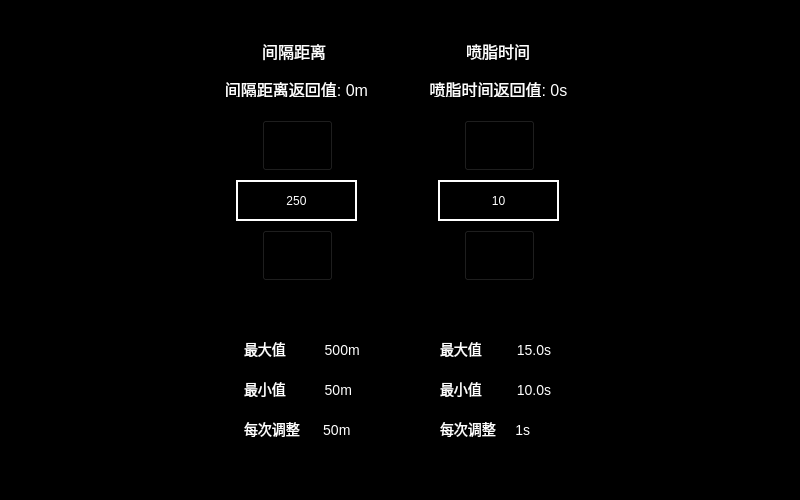
Old version of the form settng_lubrication.ui in the repository isliulin/Plan85HMI.
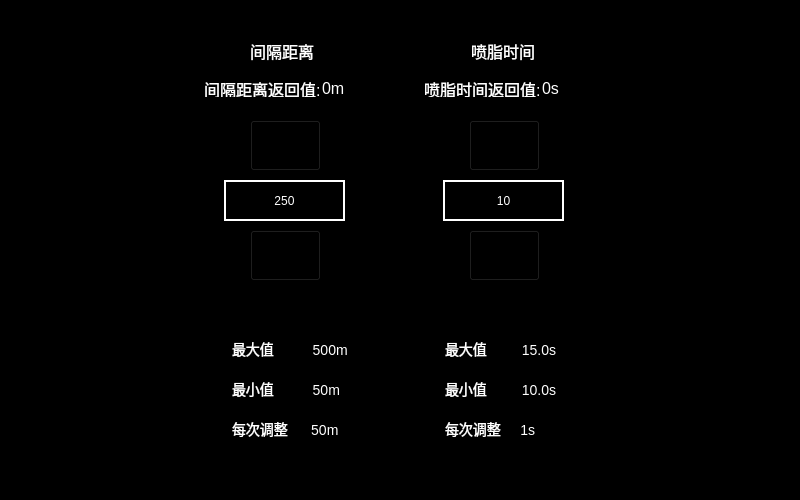
New version of the form. Icons and pictures are not drawn.

The edit to the form file:
```diff
--- a/settng_lubrication.ui
+++ b/settng_lubrication.ui
@@ -23,7 +23,7 @@
   <widget class="QLabel" name="LBL_Tips1">
    <property name="geometry">
     <rect>
-     <x>262</x>
+     <x>250</x>
      <y>40</y>
      <width>71</width>
      <height>21</height>
@@ -40,7 +40,7 @@
   <widget class="QLabel" name="LBL_Tips2">
    <property name="geometry">
     <rect>
-     <x>466</x>
+     <x>471</x>
      <y>40</y>
      <width>71</width>
      <height>21</height>
@@ -54,12 +54,12 @@
     <string>喷脂时间</string>
    </property>
   </widget>
-  <widget class="QLabel" name="LBL_DisReturnValue">
+  <widget class="QLabel" name="LBL_DisReturnTips">
    <property name="geometry">
     <rect>
-     <x>216</x>
+     <x>204</x>
      <y>80</y>
-     <width>161</width>
+     <width>121</width>
      <height>17</height>
     </rect>
    </property>
@@ -68,18 +68,18 @@
 font:16px;</string>
    </property>
    <property name="text">
-    <string>间隔距离返回值: 0m</string>
+    <string>间隔距离返回值: </string>
    </property>
    <property name="alignment">
-    <set>Qt::AlignCenter</set>
+    <set>Qt::AlignLeading|Qt::AlignLeft|Qt::AlignVCenter</set>
    </property>
   </widget>
-  <widget class="QLabel" name="LBL_TimeReturnValue">
+  <widget class="QLabel" name="LBL_TimeReturnTips">
    <property name="geometry">
     <rect>
-     <x>418</x>
+     <x>424</x>
      <y>80</y>
-     <width>161</width>
+     <width>121</width>
      <height>17</height>
     </rect>
    </property>
@@ -88,16 +88,16 @@
 font:16px;</string>
    </property>
    <property name="text">
-    <string>喷脂时间返回值: 0s</string>
+    <string>喷脂时间返回值: </string>
    </property>
    <property name="alignment">
-    <set>Qt::AlignCenter</set>
+    <set>Qt::AlignLeading|Qt::AlignLeft|Qt::AlignVCenter</set>
    </property>
   </widget>
   <widget class="QLabel" name="LBL_DisValue">
    <property name="geometry">
     <rect>
-     <x>236</x>
+     <x>224</x>
      <y>180</y>
      <width>121</width>
      <height>41</height>
@@ -117,7 +117,7 @@
   <widget class="QLabel" name="LBL_TimeValue">
    <property name="geometry">
     <rect>
-     <x>438</x>
+     <x>443</x>
      <y>180</y>
      <width>121</width>
      <height>41</height>
@@ -137,7 +137,7 @@
   <widget class="QPushButton" name="BTN_DisAdd">
    <property name="geometry">
     <rect>
-     <x>262</x>
+     <x>250</x>
      <y>120</y>
      <width>71</width>
      <height>51</height>
@@ -156,7 +156,7 @@
   <widget class="QPushButton" name="BTN_DisSub">
    <property name="geometry">
     <rect>
-     <x>262</x>
+     <x>250</x>
      <y>230</y>
      <width>71</width>
      <height>51</height>
@@ -175,7 +175,7 @@
   <widget class="QPushButton" name="BTN_TimeAdd">
    <property name="geometry">
     <rect>
-     <x>464</x>
+     <x>469</x>
      <y>120</y>
      <width>71</width>
      <height>51</height>
@@ -194,7 +194,7 @@
   <widget class="QPushButton" name="BTN_TimeSub">
    <property name="geometry">
     <rect>
-     <x>464</x>
+     <x>469</x>
      <y>230</y>
      <width>71</width>
      <height>51</height>
@@ -213,7 +213,7 @@
   <widget class="QLabel" name="LBL_DisMAXValue">
    <property name="geometry">
     <rect>
-     <x>244</x>
+     <x>232</x>
      <y>340</y>
      <width>121</width>
      <height>17</height>
@@ -230,7 +230,7 @@
   <widget class="QLabel" name="LBL_DisMINValue">
    <property name="geometry">
     <rect>
-     <x>244</x>
+     <x>232</x>
      <y>380</y>
      <width>121</width>
      <height>17</height>
@@ -247,7 +247,7 @@
   <widget class="QLabel" name="LBL_DisEachValue">
    <property name="geometry">
     <rect>
-     <x>244</x>
+     <x>232</x>
      <y>420</y>
      <width>121</width>
      <height>17</height>
@@ -264,7 +264,7 @@
   <widget class="QLabel" name="LBL_TimeEachValue">
    <property name="geometry">
     <rect>
-     <x>440</x>
+     <x>445</x>
      <y>420</y>
      <width>121</width>
      <height>17</height>
@@ -281,7 +281,7 @@
   <widget class="QLabel" name="LBL_TimeMAXValue">
    <property name="geometry">
     <rect>
-     <x>440</x>
+     <x>445</x>
      <y>340</y>
      <width>121</width>
      <height>17</height>
@@ -298,7 +298,7 @@
   <widget class="QLabel" name="LBL_TimeMINValue">
    <property name="geometry">
     <rect>
-     <x>440</x>
+     <x>445</x>
      <y>380</y>
      <width>121</width>
      <height>17</height>
@@ -312,6 +312,46 @@
     <string>最小值         10.0s</string>
    </property>
   </widget>
+  <widget class="QLabel" name="LBL_DisReturnValue">
+   <property name="geometry">
+    <rect>
+     <x>322</x>
+     <y>80</y>
+     <width>51</width>
+     <height>17</height>
+    </rect>
+   </property>
+   <property name="styleSheet">
+    <string notr="true">color:white;
+font:16px;</string>
+   </property>
+   <property name="text">
+    <string>0m</string>
+   </property>
+   <property name="alignment">
+    <set>Qt::AlignLeading|Qt::AlignLeft|Qt::AlignVCenter</set>
+   </property>
+  </widget>
+  <widget class="QLabel" name="LBL_TimeReturnValue">
+   <property name="geometry">
+    <rect>
+     <x>542</x>
+     <y>80</y>
+     <width>51</width>
+     <height>17</height>
+    </rect>
+   </property>
+   <property name="styleSheet">
+    <string notr="true">color:white;
+font:16px;</string>
+   </property>
+   <property name="text">
+    <string>0s</string>
+   </property>
+   <property name="alignment">
+    <set>Qt::AlignLeading|Qt::AlignLeft|Qt::AlignVCenter</set>
+   </property>
+  </widget>
  </widget>
  <resources/>
  <connections/>
```
